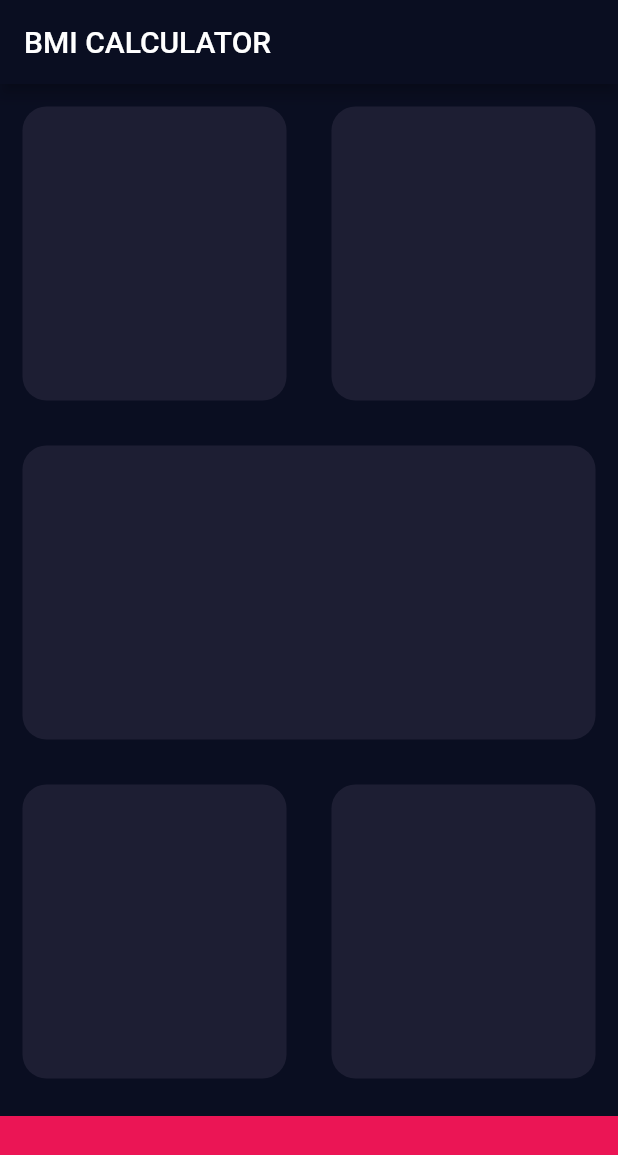
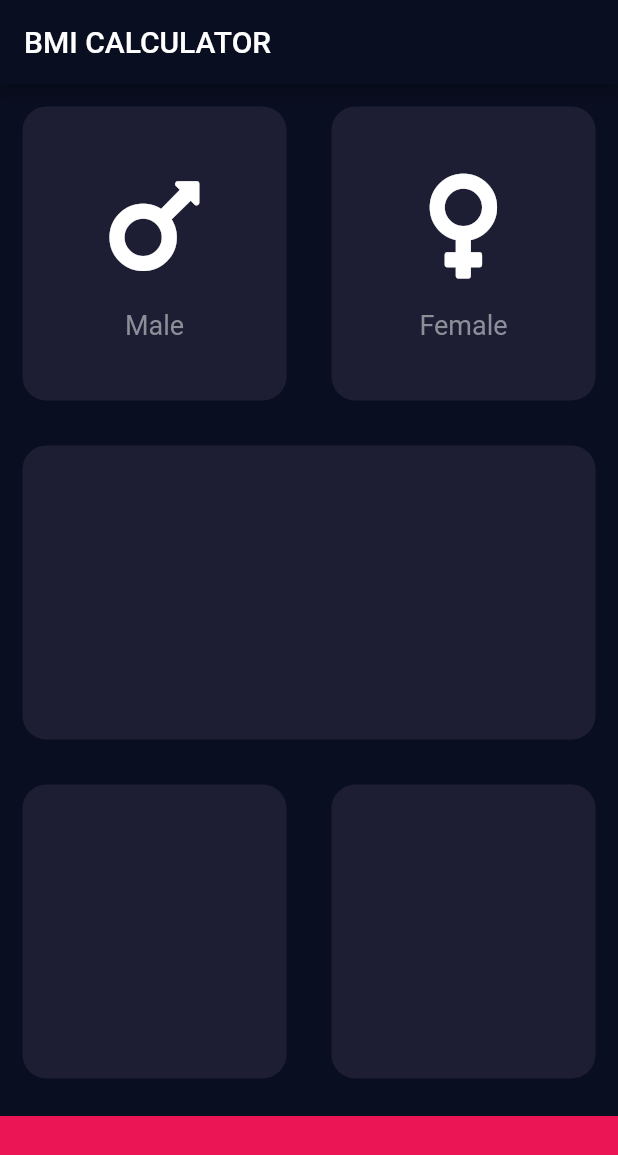
Before and after one commit to robence/flutter_bmi_calculator, a Flutter app: the screen it shows after launch, on a phone screen of 412 x 824 dp. Shown: the top 1155 px of the screen. Run offline on Flutter 3.47's test engine with Material 2 defaults, Android fonts, the phone set to English and light mode, and no system bars; our stand-ins replace font_awesome_flutter.

Commit message:
add font awesome and icon text widget

```diff
--- /dev/null
+++ b/lib/icon_text.dart
@@ -0,0 +1,31 @@
+import 'package:flutter/material.dart';
+import 'package:flutter_bmi_calculator/main.dart';
+import 'package:font_awesome_flutter/font_awesome_flutter.dart';
+
+class IconText extends StatelessWidget {
+  final String title;
+  final IconData icon;
+  const IconText({Key? key, required this.title, required this.icon})
+      : super(key: key);
+
+  @override
+  Widget build(BuildContext context) {
+    return Center(
+      child: Column(
+        mainAxisAlignment: MainAxisAlignment.center,
+        children: [
+          FaIcon(
+            icon,
+            color: Colors.white,
+            size: 80.0,
+          ),
+          const SizedBox(height: 16.0),
+          Text(
+            title,
+            style: const TextStyle(color: CustomColors.font, fontSize: 18.0),
+          ),
+        ],
+      ),
+    );
+  }
+}
--- a/lib/input_page.dart
+++ b/lib/input_page.dart
@@ -1,5 +1,8 @@
 import 'package:flutter/material.dart';
+import 'package:flutter_bmi_calculator/icon_text.dart';
 import 'package:flutter_bmi_calculator/main.dart';
+import 'package:flutter_bmi_calculator/reusable_card.dart';
+import 'package:font_awesome_flutter/font_awesome_flutter.dart';
 
 class InputPage extends StatelessWidget {
   const InputPage({Key? key}) : super(key: key);
@@ -16,17 +19,22 @@ class InputPage extends StatelessWidget {
             Expanded(
               child: Row(
                 children: const [
-                  MyTile(),
-                  MyTile(),
+                  ReusableCard(
+                    child: IconText(title: 'Male', icon: FontAwesomeIcons.mars),
+                  ),
+                  ReusableCard(
+                    child:
+                        IconText(title: 'Female', icon: FontAwesomeIcons.venus),
+                  ),
                 ],
               ),
             ),
-            const MyTile(),
+            const ReusableCard(),
             Expanded(
               child: Row(
                 children: const [
-                  MyTile(),
-                  MyTile(),
+                  ReusableCard(),
+                  ReusableCard(),
                 ],
               ),
             ),
@@ -42,20 +50,3 @@ class InputPage extends StatelessWidget {
     );
   }
 }
-
-class MyTile extends StatelessWidget {
-  const MyTile({Key? key}) : super(key: key);
-
-  @override
-  Widget build(BuildContext context) {
-    return Expanded(
-      child: Container(
-        margin: const EdgeInsets.all(15.0),
-        decoration: BoxDecoration(
-          color: CustomColors.tile,
-          borderRadius: BorderRadius.circular(16.0),
-        ),
-      ),
-    );
-  }
-}
--- a/lib/main.dart
+++ b/lib/main.dart
@@ -9,6 +9,7 @@ mixin CustomColors {
   static const background = Color(0xFF0a0e21);
   static const button = Color(0xFFEB1555);
   static const tile = Color(0xFF1D1E33);
+  static const font = Color(0xFF8D8E98);
 }
 
 class BMICalculator extends StatelessWidget {
--- /dev/null
+++ b/lib/reusable_card.dart
@@ -0,0 +1,21 @@
+import 'package:flutter/material.dart';
+import 'package:flutter_bmi_calculator/main.dart';
+
+class ReusableCard extends StatelessWidget {
+  final Widget? child;
+  const ReusableCard({Key? key, this.child}) : super(key: key);
+
+  @override
+  Widget build(BuildContext context) {
+    return Expanded(
+      child: Container(
+        child: child,
+        margin: const EdgeInsets.all(15.0),
+        decoration: BoxDecoration(
+          color: CustomColors.tile,
+          borderRadius: BorderRadius.circular(16.0),
+        ),
+      ),
+    );
+  }
+}
--- a/pubspec.yaml
+++ b/pubspec.yaml
@@ -34,6 +34,7 @@ dependencies:
   # The following adds the Cupertino Icons font to your application.
   # Use with the CupertinoIcons class for iOS style icons.
   cupertino_icons: ^1.0.2
+  font_awesome_flutter: ^9.2.0
 
 dev_dependencies:
   flutter_test:
```
Also changed, not shown: pubspec.lock.
